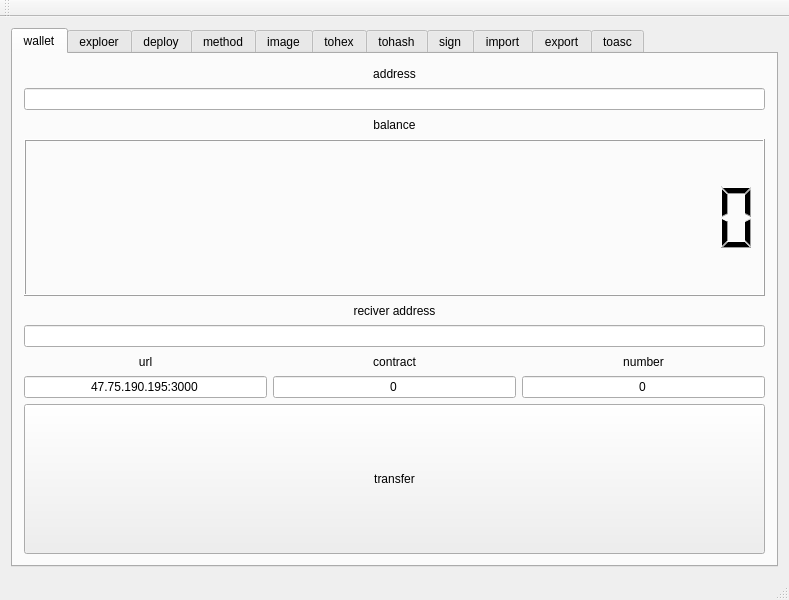
Old version of the form MainWindow.ui in the repository t2dk49580/OriginWallet.
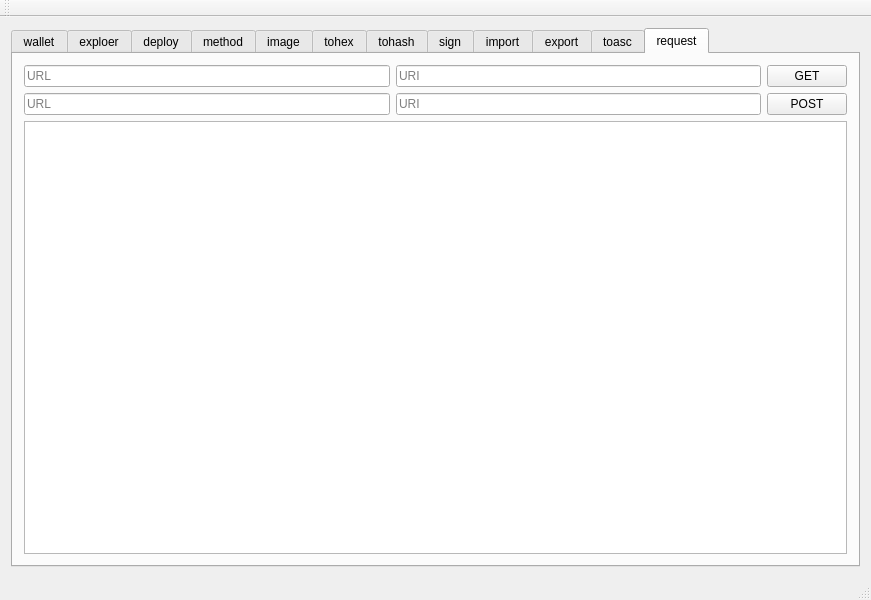
New version of the form.

Commit message: add net request interface

The edit to the form file:
```diff
--- a/MainWindow.ui
+++ b/MainWindow.ui
@@ -6,7 +6,7 @@
    <rect>
     <x>0</x>
     <y>0</y>
-    <width>789</width>
+    <width>871</width>
     <height>600</height>
    </rect>
   </property>
@@ -18,7 +18,7 @@
     <item row="0" column="0">
      <widget class="QTabWidget" name="tabWidget">
       <property name="currentIndex">
-       <number>0</number>
+       <number>11</number>
       </property>
       <widget class="QWidget" name="tab_2">
        <attribute name="title">
@@ -1089,6 +1089,61 @@
         </item>
        </layout>
       </widget>
+      <widget class="QWidget" name="tab_12">
+       <attribute name="title">
+        <string>request</string>
+       </attribute>
+       <layout class="QGridLayout" name="gridLayout_13">
+        <item row="0" column="0">
+         <widget class="QLineEdit" name="le_geturl_req">
+          <property name="placeholderText">
+           <string>URL</string>
+          </property>
+         </widget>
+        </item>
+        <item row="0" column="1">
+         <widget class="QLineEdit" name="le_geturi_req">
+          <property name="placeholderText">
+           <string>URI</string>
+          </property>
+         </widget>
+        </item>
+        <item row="0" column="2">
+         <widget class="QPushButton" name="pb_get_req">
+          <property name="text">
+           <string>GET</string>
+          </property>
+         </widget>
+        </item>
+        <item row="1" column="0">
+         <widget class="QLineEdit" name="le_posturl_req">
+          <property name="text">
+           <string/>
+          </property>
+          <property name="placeholderText">
+           <string>URL</string>
+          </property>
+         </widget>
+        </item>
+        <item row="1" column="1">
+         <widget class="QLineEdit" name="le_posturi_req">
+          <property name="placeholderText">
+           <string>URI</string>
+          </property>
+         </widget>
+        </item>
+        <item row="1" column="2">
+         <widget class="QPushButton" name="pb_post_req">
+          <property name="text">
+           <string>POST</string>
+          </property>
+         </widget>
+        </item>
+        <item row="2" column="0" colspan="3">
+         <widget class="QTextBrowser" name="tb_req"/>
+        </item>
+       </layout>
+      </widget>
      </widget>
     </item>
    </layout>
```
Left out of the diff: 2 changed lines with no effect on the pictures. The commit also changes 6 other files.
